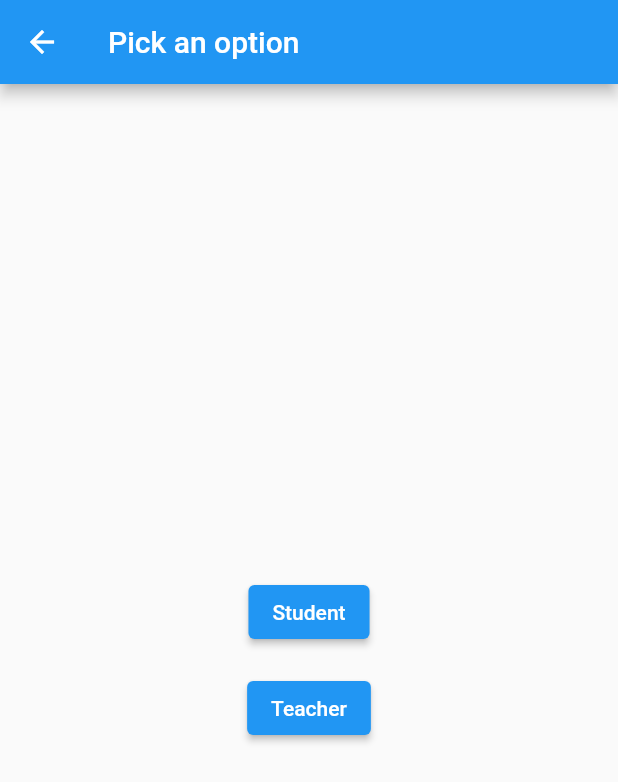
After one commit to Decodetalkers/liangbiao, a Flutter app: the screen it shows after launch, item 2 of the bottom bar chosen, after a tap on "登陆", on a phone screen of 412 x 824 dp. The commit adds this screen. Shown: the top 782 px of the screen. Run offline on Flutter 3.47's test engine with Material 2 defaults, Android fonts, the phone set to English and light mode, and no system bars; our stand-ins replace video_player.

Commit message:
add loginpage

```diff
--- /dev/null
+++ b/lib/loginpage.dart
@@ -0,0 +1,44 @@
+import 'package:flutter/material.dart';
+import 'persionmessage.dart';
+
+class LoginPage extends StatelessWidget {
+  const LoginPage({Key? key}) : super(key: key);
+
+  @override
+  Widget build(BuildContext context) {
+    return Scaffold(
+      appBar: AppBar(
+        title: const Text('Pick an option'),
+      ),
+      body: Center(
+        child: Column(
+          mainAxisAlignment: MainAxisAlignment.center,
+          children: <Widget>[
+            Padding(
+              padding: const EdgeInsets.all(8.0),
+              child: ElevatedButton(
+                onPressed: () {
+                  // Close the screen and return "Yep!" as the result.
+                  Navigator.pop(
+                      context, Message(person: User.student, id: "Student"));
+                },
+                child: const Text('Student'),
+              ),
+            ),
+            Padding(
+              padding: const EdgeInsets.all(8.0),
+              child: ElevatedButton(
+                onPressed: () {
+                  // Close the screen and return "Nope." as the result.
+                  Navigator.pop(
+                      context, Message(person: User.teacher, id: "Teacher"));
+                },
+                child: const Text('Teacher'),
+              ),
+            )
+          ],
+        ),
+      ),
+    );
+  }
+}
--- a/lib/main.dart
+++ b/lib/main.dart
@@ -1,6 +1,8 @@
 import 'package:flutter/material.dart';
+import 'package:liangbiao/loginpage.dart';
 import 'personpage.dart';
 import 'student.dart';
+import 'persionmessage.dart';
 
 void main() {
   runApp(const MyApp());
@@ -34,11 +36,13 @@ class _HomePageState extends State<HomePage> {
   late List<String> titles;
   late List<String> times;
   int _index = 0;
+  // This is the page of the first page, If you are a student , It will be the first one, else, second one
   late List<Widget?> mainpages;
   Widget? personpage;
   int _mainpageindex = 0;
   bool _logined = false;
-  User loginer = User.other;
+  final List<String> _magename = ["主页", "设置"];
+  User? loginer;
   @override
   void initState() {
     super.initState();
@@ -49,9 +53,34 @@ class _HomePageState extends State<HomePage> {
 
   @override
   Widget build(BuildContext context) {
+    void _navigateAndDisplaySelection(BuildContext context) async {
+      // Navigator.push returns a Future that completes after calling
+      // Navigator.pop on the Selection Screen.
+      final result = await Navigator.push(
+        context,
+        MaterialPageRoute(builder: (context) => const LoginPage()),
+      );
+      if (result != null) {
+        result as Message;
+        setState(() {
+          _logined = true;
+          _index = 1;
+          if (result.person == User.student) {
+            loginer = User.student;
+            mainpages[1] = const StudentPersonPage();
+            personpage = const StudentPersonPage();
+          } else {
+            loginer = User.teacher;
+            mainpages[1] = const TeacherPersonPage();
+            personpage = const TeacherPersonPage();
+          }
+        });
+      }
+    }
+
     return Scaffold(
       appBar: AppBar(
-        title: const Text('量表'),
+        title: Text(_magename[_index]),
         actions: [
           if (_logined == true)
             Padding(
@@ -76,7 +105,7 @@ class _HomePageState extends State<HomePage> {
                                         setState(() {
                                           _logined = false;
                                           _index = 0;
-                                          loginer = User.other;
+                                          loginer = null;
                                           mainpages[1] = null;
                                           personpage = null;
                                         });
@@ -124,29 +153,11 @@ class _HomePageState extends State<HomePage> {
                         children: <Widget>[
                           const Text('Modal BottomSheet'),
                           ElevatedButton(
-                              child: const Text('Student'),
+                              child: const Text('登陆'),
                               onPressed: () {
-                                setState(() {
-                                  _logined = true;
-                                  _index = 1;
-                                  loginer = User.student;
-                                  mainpages[1] = const StudentPersonPage();
-                                  personpage = const StudentPersonPage();
-                                });
                                 Navigator.pop(context);
+                                _navigateAndDisplaySelection(context);
                               }),
-                          ElevatedButton(
-                              child: const Text('Teacher'),
-                              onPressed: () {
-                                setState(() {
-                                  _logined = true;
-                                  _index = 1;
-                                  loginer = User.teacher;
-                                  mainpages[1] = const TeacherPersonPage();
-                                  personpage = const TeacherPersonPage();
-                                });
-                                Navigator.pop(context);
-                              })
                         ],
                       ),
                     ),
--- /dev/null
+++ b/lib/persionmessage.dart
@@ -0,0 +1,10 @@
+enum User {
+  student,
+  teacher,
+}
+
+class Message {
+  User person;
+  String id;
+  Message({required this.person, required this.id});
+}
--- a/lib/personpage.dart
+++ b/lib/personpage.dart
@@ -1,10 +1,4 @@
 import 'package:flutter/material.dart';
-
-enum User {
-  student,
-  teacher,
-  other,
-}
 
 class StudentPersonPage extends StatelessWidget {
   const StudentPersonPage({Key? key}) : super(key: key);
```
